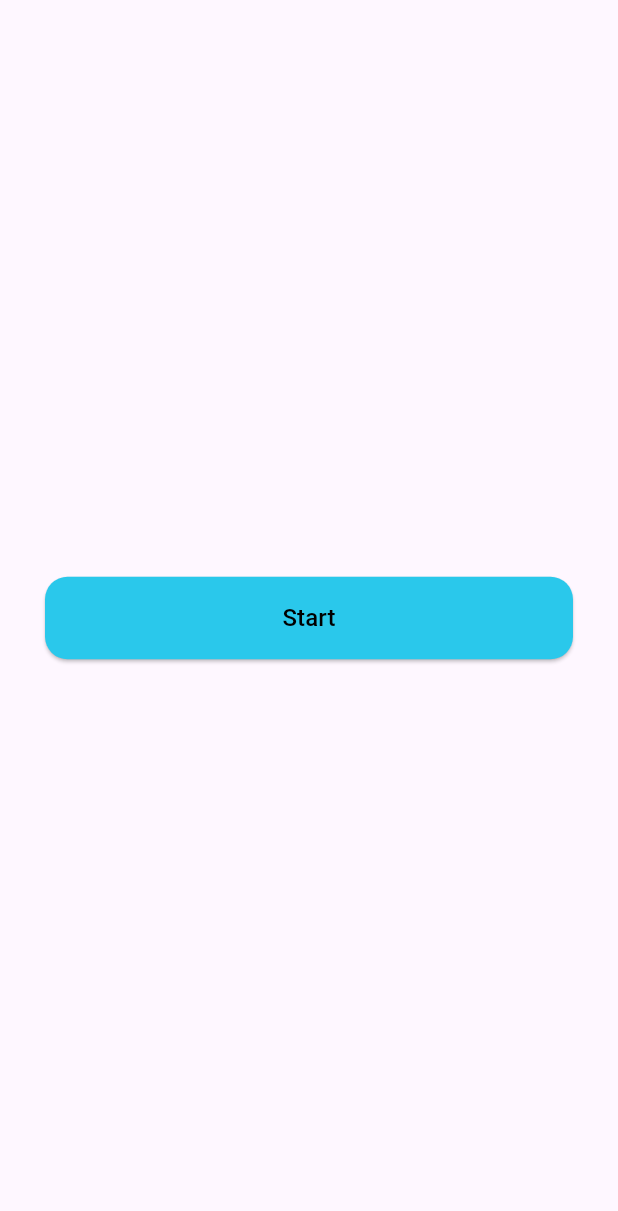
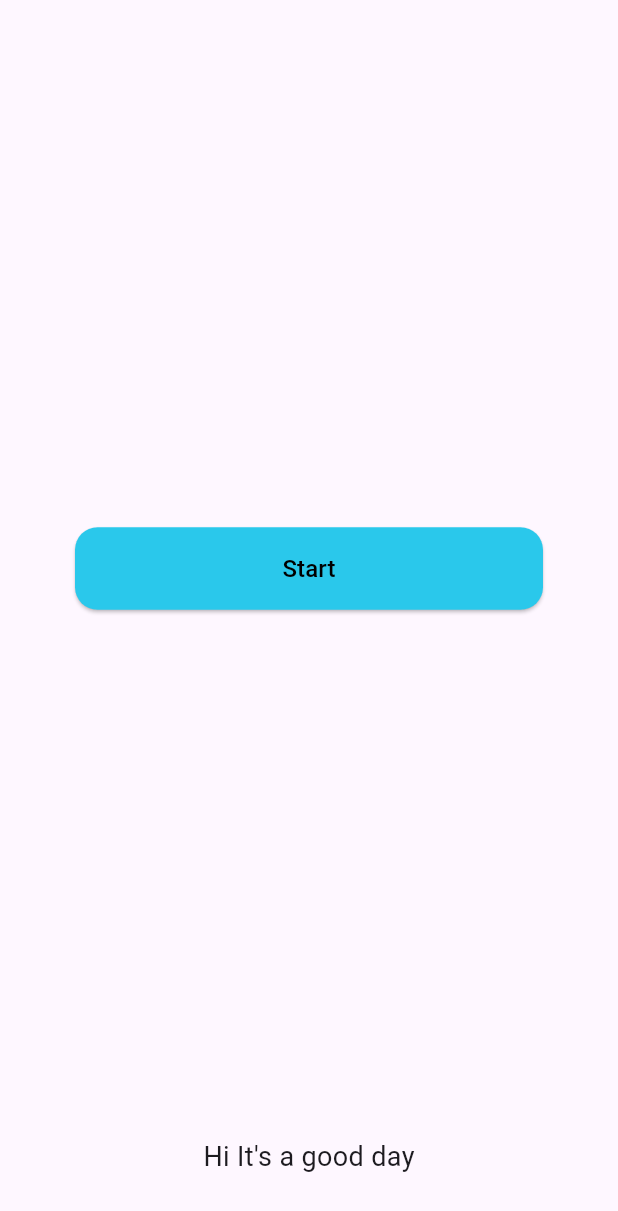
Before and after one commit to KangminNa/peek, a Flutter app: the screen it shows after launch, on a phone screen of 412 x 824 dp. Shown: the top 1211 px of the screen. Run offline on Flutter 3.47's test engine with Material 3 defaults, Android fonts, the phone set to English and light mode, and no system bars; our stand-ins replace get.

Commit message:
Feat : custom_text 위젯 구현 및 적용, Splash에 모두 적용해둔 상태

```diff
--- a/lib/views/splash_screen.dart
+++ b/lib/views/splash_screen.dart
@@ -3,6 +3,7 @@ import 'dart:async';
 import 'package:flutter/material.dart';
 import 'package:get/get.dart';
 import 'package:peek/views/login_screen.dart';
+import 'package:peek/widgets/custom_bottom_text.dart';
 import 'package:peek/widgets/custom_buttom.dart';
 
 class SplashScreen extends StatelessWidget {
@@ -16,7 +17,12 @@ class SplashScreen extends StatelessWidget {
     // });
 
     return Scaffold(
-      body: Center(
+      body: Column(
+        mainAxisAlignment: MainAxisAlignment.center,
+        children: [
+          Expanded(
+            child: Align(
+              alignment: Alignment.center,
               child: CustomButton(
                 text: 'Start',
                 onPressed: () {
@@ -24,6 +30,21 @@ class SplashScreen extends StatelessWidget {
                 },
               ),
             ),
+          ),
+          const Align(
+            alignment: Alignment.bottomCenter,
+            child: CustomText(
+              "Hi It's a good day",
+              style: TextStyle(
+                fontSize: 18,
+              ),
+            ),
+          ),
+          const SizedBox(
+            height: 40,
+          ),
+        ],
+      ),
     );
   }
 }
--- /dev/null
+++ b/lib/widgets/custom_bottom_text.dart
@@ -0,0 +1,26 @@
+import 'package:flutter/material.dart';
+
+class CustomText extends StatelessWidget {
+  final String text;
+  final TextStyle style;
+  final TextAlign? textAlign;
+  final int? maxLines;
+
+  const CustomText(
+    this.text, {
+    super.key,
+    this.style = const TextStyle(),
+    this.textAlign,
+    this.maxLines,
+  });
+
+  @override
+  Widget build(BuildContext context) {
+    return Text(
+      text,
+      style: style,
+      textAlign: textAlign,
+      maxLines: maxLines,
+    );
+  }
+}
--- a/lib/widgets/custom_buttom.dart
+++ b/lib/widgets/custom_buttom.dart
@@ -13,7 +13,7 @@ class CustomButton extends StatelessWidget {
   @override
   Widget build(BuildContext context) {
     return Padding(
-      padding: const EdgeInsets.symmetric(horizontal: 30),
+      padding: const EdgeInsets.symmetric(horizontal: 50),
       child: ElevatedButton(
         onPressed: onPressed,
         style: ElevatedButton.styleFrom(
```
Lines whose indentation alone changed are shown as unchanged.
